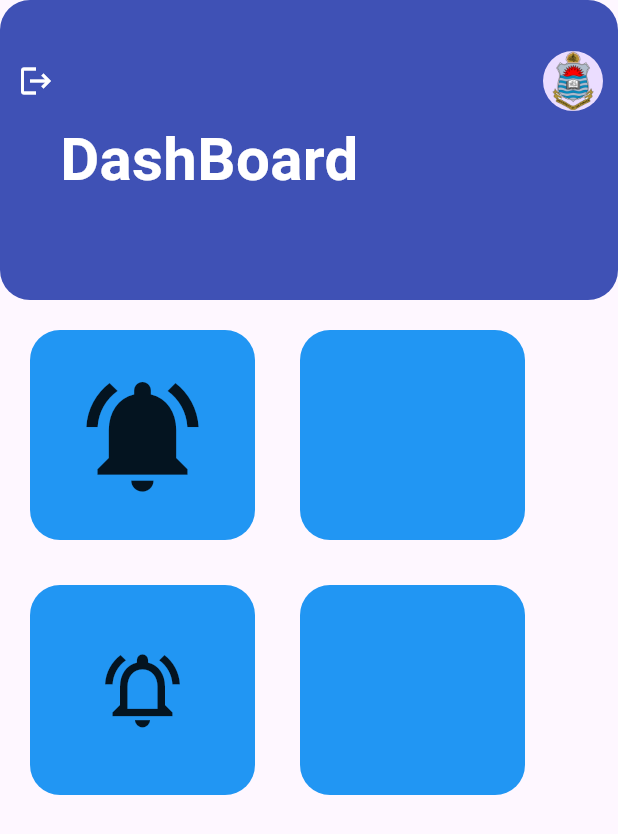
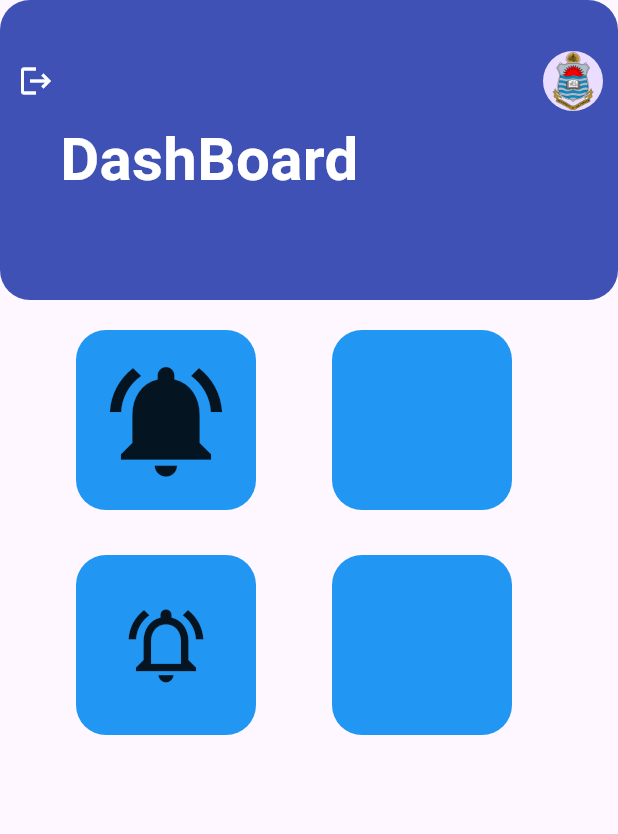
Before and after one commit to musaibumair/Notification-App, a Flutter app: the AdminDashBoard screen opened directly, on a phone screen of 412 x 824 dp. Shown: the top 834 px of the screen. Run offline on Flutter 3.47's test engine with Material 3 defaults, Android fonts, the phone set to English and light mode, and no system bars; our stand-ins replace curved_labeled_navigation_bar, firebase_auth, firebase_core, firebase_database, firebase_storage, image_picker; accounts and stored records are empty.

Commit message:
add the spaceevently in addmindashboard.dart

```diff
--- a/lib/screen/admindashBoard/addmindashboard.dart
+++ b/lib/screen/admindashBoard/addmindashboard.dart
@@ -1,4 +1,5 @@
 import 'package:firebase_auth/firebase_auth.dart';
+import 'package:flutter/cupertino.dart';
 import 'package:flutter/material.dart';
 import 'package:notificationapp/screen/admindashBoard/notification.dart';
 import 'package:notificationapp/screen/login/loginscreen.dart';
@@ -43,39 +44,40 @@ class _appBarState extends State<AdminDashBoard> {
           Column(
             mainAxisAlignment: MainAxisAlignment.start,
             children: [
-            Row(mainAxisAlignment: MainAxisAlignment.start,
+            Row(mainAxisAlignment: MainAxisAlignment.spaceEvenly,
               crossAxisAlignment: CrossAxisAlignment.start,
               children: [
                 InkWell(onTap: (){
                   Navigator.push(context, MaterialPageRoute(builder: (context) => NotificationScreen(),));
                 },
-                  child: Container(margin: EdgeInsets.only(top:20,right: 30,left: 20),
-                    width: 150,
-                    height: 140,
+                  child: Container(
+                    width: 120,
+                      height: 120,
+                      margin: EdgeInsets.only(top:20,),
                     decoration:BoxDecoration(color: Colors.blue,borderRadius: BorderRadius.all(Radius.circular(20))),
                     child: Icon(Icons.notifications_active,size: 90,)
                   ),
                 ),
-                Container(width:150,
-                  height: 140,
+                Container(width:120,
+                  height: 120,
                   margin: EdgeInsets.only(top:20,right: 20,),
                   decoration:BoxDecoration(color: Colors.blue,borderRadius: BorderRadius.all(Radius.circular(20))),
                 ),
               ],
             ),
-            Row(mainAxisAlignment: MainAxisAlignment.start,
+            Row(mainAxisAlignment: MainAxisAlignment.spaceEvenly,
               crossAxisAlignment: CrossAxisAlignment.start,
               children: [
-                Container(margin: EdgeInsets.only(top:30,right: 30,left: 20),
-                  width: 150,
-                  height: 140,
+                Container(margin: EdgeInsets.only(top:30,),
+                  width: 120,
+                  height: 120,
                   decoration:BoxDecoration(color: Colors.blue,borderRadius: BorderRadius.all(Radius.circular(20))),
                   child: Container(
                     child: Icon(Icons.notifications_on_outlined,size: 60,),
                   ),
                 ),
-                Container(width:150,
-                  height: 140,
+                Container(width:120,
+                  height: 120,
                   margin: EdgeInsets.only(top:30,right: 20,),
                   decoration:BoxDecoration(color: Colors.blue,borderRadius: BorderRadius.all(Radius.circular(20))),
                 ),
```
